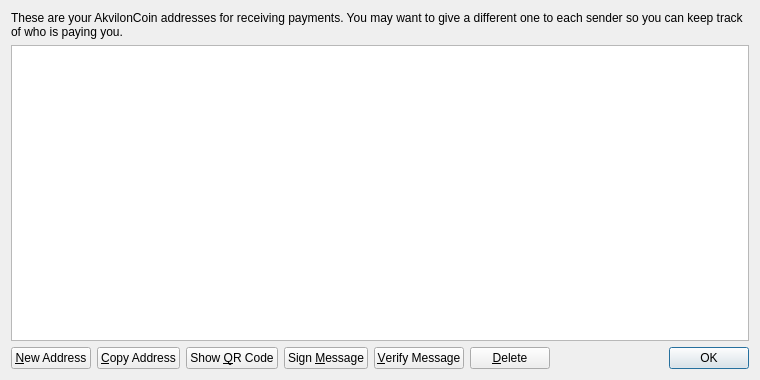
Before: the Qt Designer form src/qt/forms/addressbookpage.ui in hakinloogeez/Akvilon, drawn with Qt 5.
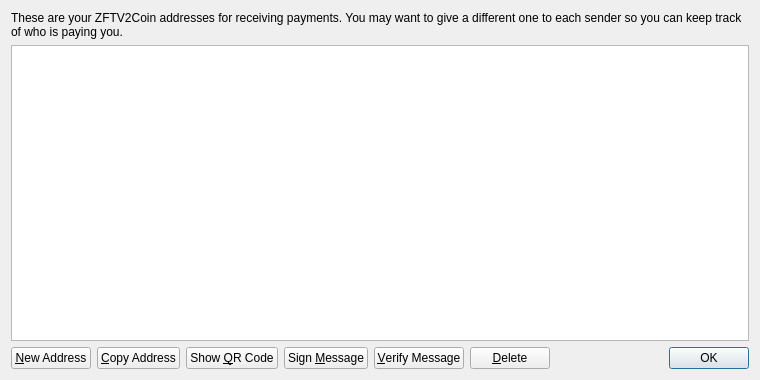
After: the same form once the commit is applied.

Diff of the .ui file:
```diff
--- a/src/qt/forms/addressbookpage.ui
+++ b/src/qt/forms/addressbookpage.ui
@@ -17,7 +17,7 @@
    <item>
     <widget class="QLabel" name="labelExplanation">
      <property name="text">
-      <string>These are your AkvilonCoin addresses for receiving payments. You may want to give a different one to each sender so you can keep track of who is paying you.</string>
+      <string>These are your ZFTV2Coin addresses for receiving payments. You may want to give a different one to each sender so you can keep track of who is paying you.</string>
      </property>
      <property name="textFormat">
       <enum>Qt::PlainText</enum>
```
